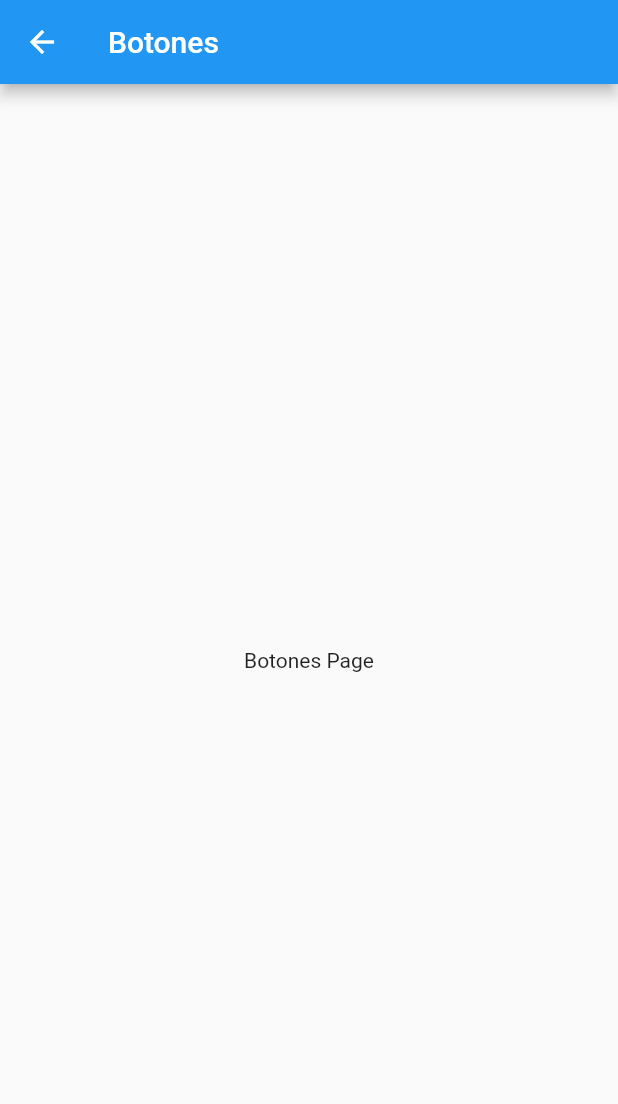
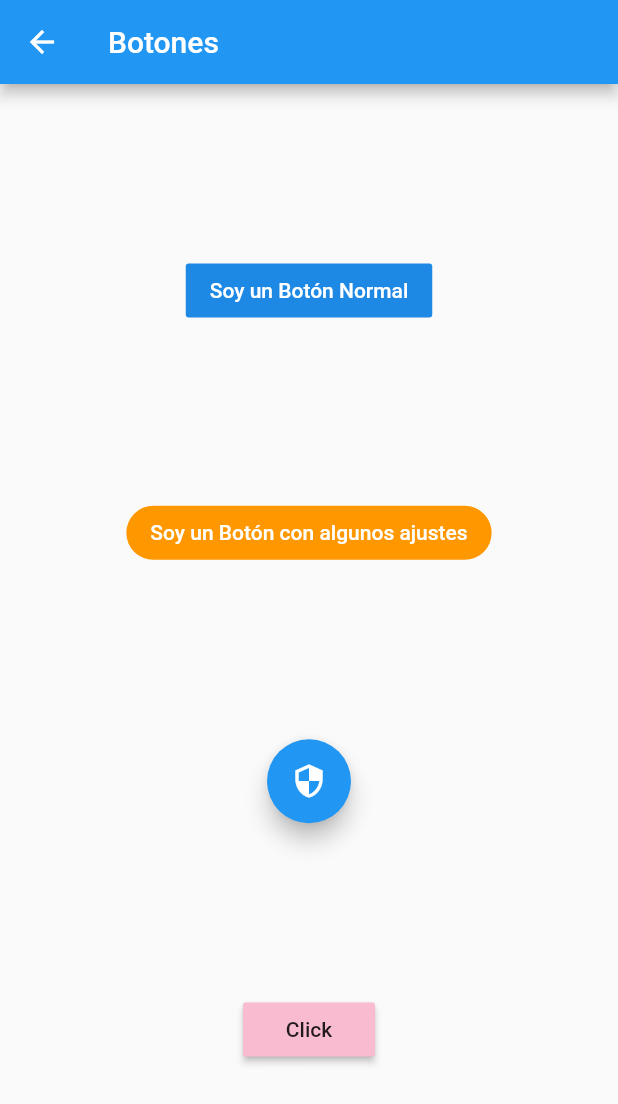
Before and after one commit to ConociendoFlutter/widgets_flutter_app, a Flutter app: the BotonesPage screen opened by its route, on a phone screen of 412 x 824 dp. Shown: the top 1104 px of the screen. Run offline on Flutter 3.47's test engine with Material 2 defaults, Android fonts, the phone set to English and light mode, and no system bars.

Commit message:
Add list of buttons

```diff
--- a/lib/src/pages/botones_page.dart
+++ b/lib/src/pages/botones_page.dart
@@ -9,8 +9,46 @@ class BotonesPage extends StatelessWidget {
       ),
       body: Center(
         child: Container(
-          child: Text('Botones Page'),
-        ),
+            child: Column(
+              mainAxisAlignment: MainAxisAlignment.spaceEvenly,
+          children: <Widget>[
+            FlatButton(
+              onPressed: () {
+                print('Estoy haciendo click');
+              },
+              color: Colors.blue[600],
+              child: Text(
+                'Soy un Botón Normal',
+                style: TextStyle(color: Colors.white),
+              ),
+            ),
+            FlatButton(
+              onPressed: () {
+                print('Uno dos probando...');
+              },
+              shape: RoundedRectangleBorder(
+                  borderRadius: BorderRadius.circular(20)),
+              color: Colors.orange,
+              child: Text(
+                'Soy un Botón con algunos ajustes',
+                style: TextStyle(color: Colors.white),
+              ),
+            ),
+            FloatingActionButton(
+                onPressed: () {
+                  print('Aplicando seguridad');
+                },
+                child: Icon(Icons.security)),
+
+            RaisedButton(
+              onPressed: () {
+
+              },
+              color: Colors.pink[100],
+              child: Text('Click') ,
+            )
+          ],
+        )),
       ),
     );
   }
```
